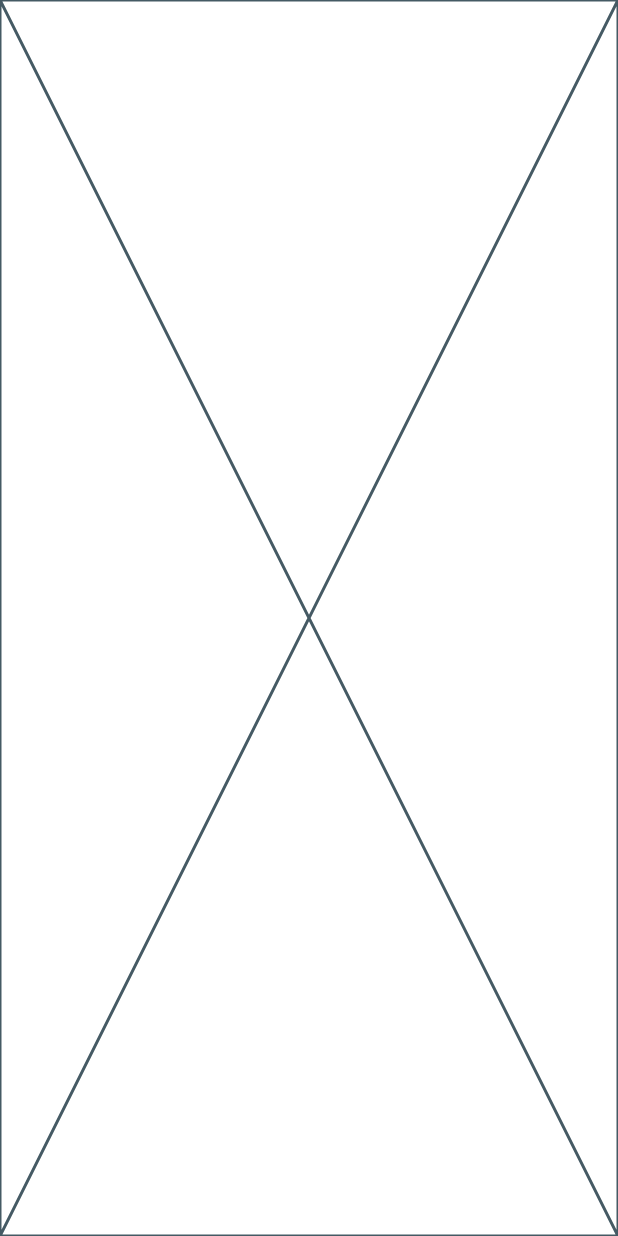
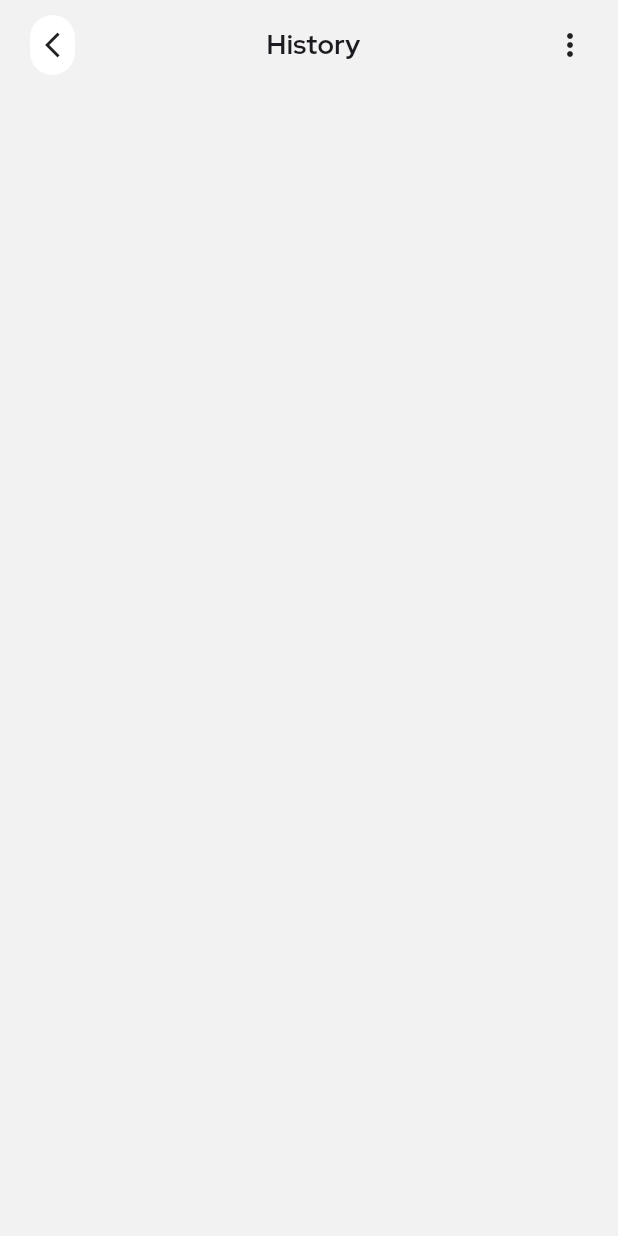
Before and after one commit to Bisecto/Kobi_test_2, a Flutter app: the screen it shows after launch, on a phone screen of 412 x 824 dp. Run offline on Flutter 3.47's test engine with Material 3 defaults, Android fonts, the phone set to English and light mode, and no system bars; our stand-ins replace flutter_bloc, google_fonts, loading_animation_widget.

Commit message:
worked on history appBar

```diff
--- a/lib/res/app_colors.dart
+++ b/lib/res/app_colors.dart
@@ -6,6 +6,7 @@ import '../utills/app_utils.dart';
 class AppColors{
 
 
+  static const Color backgroundColor =Color(0xFFF3F2F2);
   static const Color green =Color(0xFF4CAF50);
   static const Color orange =Color(0xFFFF9800);
   static const Color red =Color(0xFFF44336);
--- a/lib/views/app_screens/history_page.dart
+++ b/lib/views/app_screens/history_page.dart
@@ -1,4 +1,7 @@
 import 'package:flutter/material.dart';
+
+import '../../res/app_colors.dart';
+import 'history_page_widgets/appBar.dart';
 
 class HistoryPage extends StatefulWidget {
   const HistoryPage({super.key});
@@ -10,6 +13,16 @@ class HistoryPage extends StatefulWidget {
 class _HistoryPageState extends State<HistoryPage> {
   @override
   Widget build(BuildContext context) {
-    return const Placeholder();
+    return Scaffold(
+      backgroundColor: AppColors.backgroundColor,
+      body: SafeArea(
+        child: Padding(
+          padding: const EdgeInsets.only(left: 20.0,right: 20,top: 10),
+          child: const Column(
+            children: [HistoryAppBar(name: 'History', image: '')],
+          ),
+        ),
+      ),
+    );
   }
 }
--- /dev/null
+++ b/lib/views/app_screens/history_page_widgets/appBar.dart
@@ -0,0 +1,32 @@
+import 'package:flutter/material.dart';
+import 'package:kobi_test_2/res/app_colors.dart';
+import 'package:kobi_test_2/views/widgets/app_custom_text.dart';
+
+class HistoryAppBar extends StatelessWidget {
+  final String name;
+  final String image;
+
+  const HistoryAppBar({super.key, required this.name, required this.image});
+
+  @override
+  Widget build(BuildContext context) {
+    return Container(
+      child: Row(
+        mainAxisAlignment: MainAxisAlignment.spaceBetween,
+        children: [
+          Container(
+            height: 40,
+            width: 30,
+            decoration: BoxDecoration(
+              color: AppColors.white,
+              borderRadius: BorderRadius.circular(20),
+            ),
+            child: Icon(Icons.arrow_back_ios_new, size: 20),
+          ),
+          TextStyles.textHeadings(textValue: name,textSize: 18),
+          Icon(Icons.more_vert)
+        ],
+      ),
+    );
+  }
+}
```
